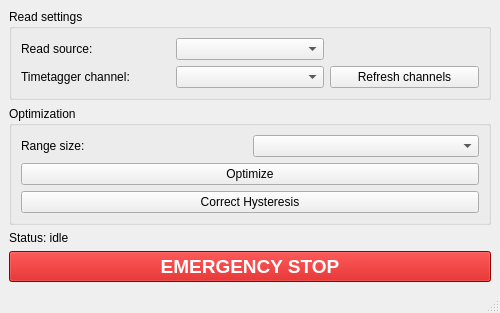
Before: the Qt Designer form src/qudi/gui/local/autoalignment/ui_autoalignment.ui in fffish95/qudi-lm-modules, drawn with Qt 5.
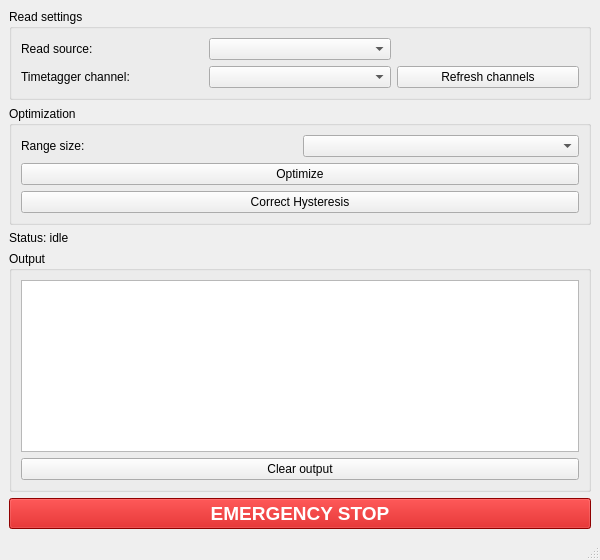
After: the same form once the commit is applied.

```diff
--- a/src/qudi/gui/local/autoalignment/ui_autoalignment.ui
+++ b/src/qudi/gui/local/autoalignment/ui_autoalignment.ui
@@ -3,7 +3,7 @@
  <class>MainWindow</class>
  <widget class="QMainWindow" name="MainWindow">
   <property name="geometry">
-   <rect><x>0</x><y>0</y><width>500</width><height>260</height></rect>
+   <rect><x>0</x><y>0</y><width>600</width><height>560</height></rect>
   </property>
   <property name="windowTitle">
    <string>Auto Alignment</string>
@@ -38,6 +38,24 @@
       <property name="text"><string>Status: idle</string></property>
      </widget>
     </item>
+    <item>
+     <widget class="QGroupBox" name="outputGroupBox">
+      <property name="title"><string>Output</string></property>
+      <layout class="QVBoxLayout" name="outputLayout">
+       <item>
+        <widget class="QPlainTextEdit" name="outputTextEdit">
+         <property name="readOnly"><bool>true</bool></property>
+         <property name="minimumHeight"><number>150</number></property>
+        </widget>
+       </item>
+       <item>
+        <widget class="QPushButton" name="clearOutputButton">
+         <property name="text"><string>Clear output</string></property>
+        </widget>
+       </item>
+      </layout>
+     </widget>
+    </item>
     <item>
      <widget class="QPushButton" name="emergencyStopButton">
       <property name="minimumHeight"><number>50</number></property>
```
